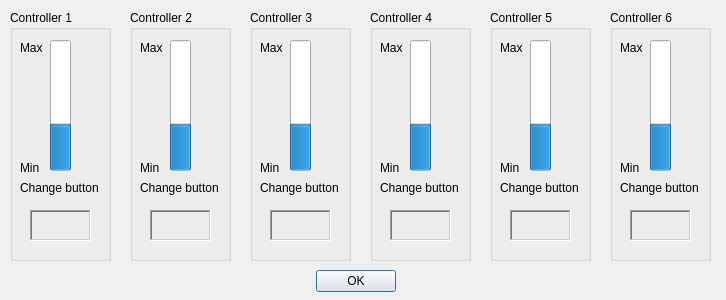
Old version of the form src/controllerdlg.ui in the repository frechilla/qslotracing.
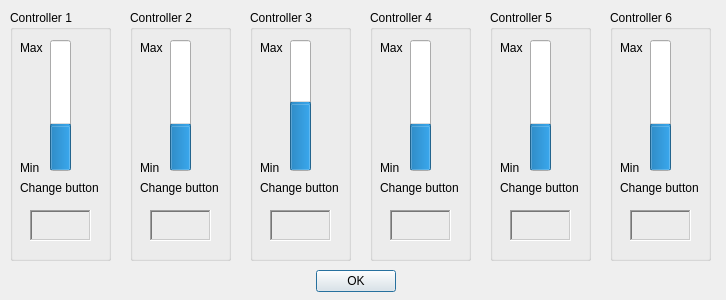
New version of the form. Icons and pictures are not drawn.

Commit message: When a new race is configured, laps and lap times for every player are restarted.

The edit to the form file:
```diff
--- a/src/controllerdlg.ui
+++ b/src/controllerdlg.ui
@@ -244,7 +244,7 @@
      </rect>
     </property>
     <property name="maximum">
-     <number>15</number>
+     <number>10</number>
     </property>
     <property name="value">
      <number>5</number>
```
The commit also changes 2 other files.
